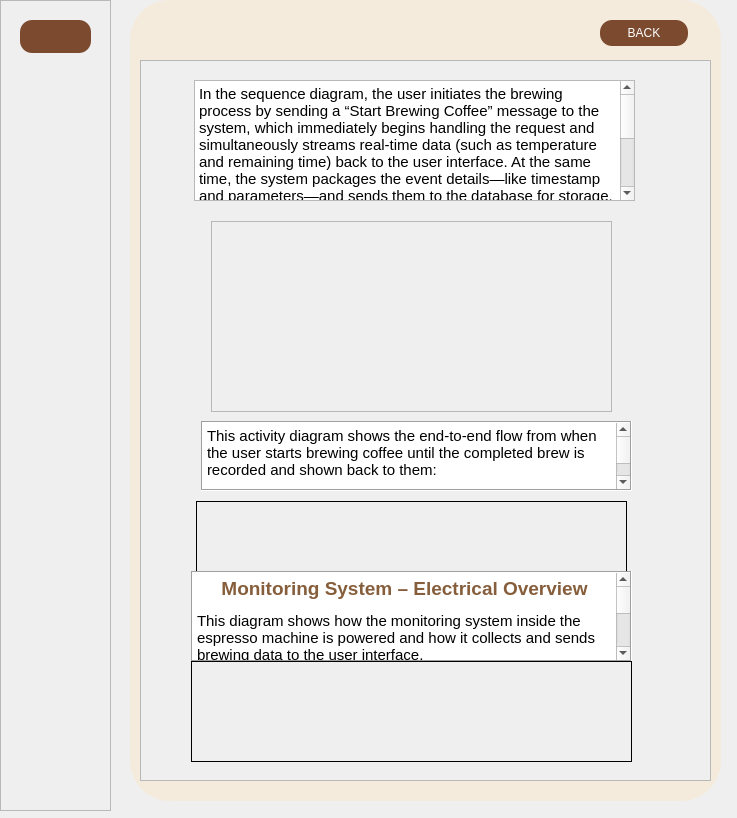
This is kaffeknekt/GUI_firstDraft/infodetaildialog.ui in martintara/kaffeknekt as Qt 5 draws it before an edit. The edited form follows.
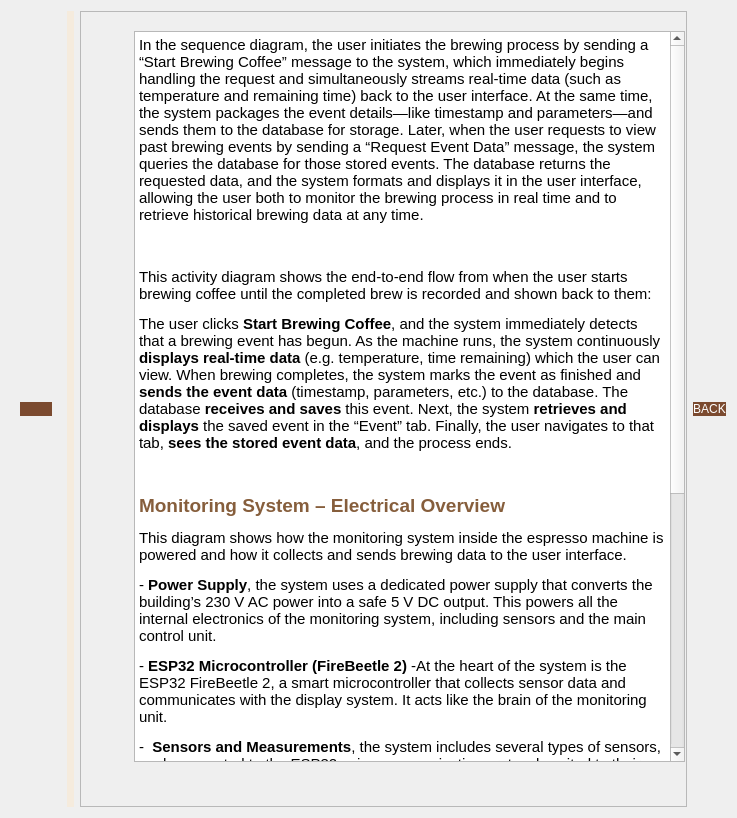
This is the edited form. Icons and pictures are not drawn.

Commit message: main graph works

Diff of the .ui file:
```diff
--- a/kaffeknekt/GUI_firstDraft/infodetaildialog.ui
+++ b/kaffeknekt/GUI_firstDraft/infodetaildialog.ui
@@ -13,34 +13,9 @@
   <property name="windowTitle">
    <string>Dialog</string>
   </property>
-  <widget class="QLabel" name="label">
-   <property name="geometry">
-    <rect>
-     <x>130</x>
-     <y>0</y>
-     <width>591</width>
-     <height>801</height>
-    </rect>
-   </property>
-   <property name="styleSheet">
-    <string notr="true">background-color: #F5EBDD;
-border-radius: 40px;
-color: #000;
-</string>
-   </property>
-   <property name="text">
-    <string/>
-   </property>
-  </widget>
+  <layout class="QHBoxLayout" name="horizontalLayout">
+   <item>
   <widget class="QFrame" name="frame">
-   <property name="geometry">
-    <rect>
-     <x>0</x>
-     <y>0</y>
-     <width>111</width>
-     <height>811</height>
-    </rect>
-   </property>
    <property name="maximumSize">
     <size>
      <width>150</width>
@@ -65,7 +40,7 @@
    &lt;/property&gt;
    &lt;property name=&quot;icon&quot;&gt;
     &lt;iconset resource=&quot;resources.qrc&quot;&gt;
-     &lt;normaloff&gt;:/icons/info.svg&lt;/normaloff&gt;:/icons/info.svg&lt;/iconset&gt;
+     &lt;normaloff&gt;:/Bilder_ikoner/info.svg&lt;/normaloff&gt;:/Bilder_ikoner/info.svg&lt;/iconset&gt;
    &lt;/property&gt;
    &lt;property name=&quot;iconSize&quot;&gt;
     &lt;size&gt;
@@ -82,20 +57,11 @@
 </string>
    </property>
    <property name="frameShape">
-    <enum>QFrame::Shape::StyledPanel</enum>
-   </property>
-   <property name="frameShadow">
-    <enum>QFrame::Shadow::Raised</enum>
-   </property>
+      <enum>QFrame::NoFrame</enum>
+     </property>
+     <layout class="QHBoxLayout" name="horizontalLayout_2">
+      <item>
    <widget class="QPushButton" name="btnHome">
-    <property name="geometry">
-     <rect>
-      <x>20</x>
-      <y>20</y>
-      <width>71</width>
-      <height>33</height>
-     </rect>
-    </property>
     <property name="styleSheet">
      <string notr="true">background-color: #7B4A2F;
 color: white;  /* valgfritt, for kontrast */
@@ -107,7 +73,7 @@
     </property>
     <property name="icon">
      <iconset resource="resources.qrc">
-      <normaloff>:/icons/home.svg</normaloff>:/icons/home.svg</iconset>
+          <normaloff>:/Bilder_ikoner/home.svg</normaloff>:/Bilder_ikoner/home.svg</iconset>
     </property>
     <property name="iconSize">
      <size>
@@ -116,35 +82,25 @@
      </size>
     </property>
    </widget>
-  </widget>
-  <widget class="QPushButton" name="btnBack">
-   <property name="geometry">
-    <rect>
-     <x>600</x>
-     <y>20</y>
-     <width>88</width>
-     <height>26</height>
-    </rect>
-   </property>
+      </item>
+     </layout>
+    </widget>
+   </item>
+   <item>
+    <widget class="QLabel" name="label">
    <property name="styleSheet">
-    <string notr="true">background-color: #7B4A2F;
-color: white;  /* valgfritt, for kontrast */
-border-radius: 12px;  /* hvis du ønsker avrundede hjørner */
+      <string notr="true">background-color: #F5EBDD;
+border-radius: 40px;
+color: #000;
 </string>
    </property>
    <property name="text">
-    <string>BACK</string>
-   </property>
-  </widget>
+      <string/>
+     </property>
+    </widget>
+   </item>
+   <item>
   <widget class="QScrollArea" name="scrollArea">
-   <property name="geometry">
-    <rect>
-     <x>140</x>
-     <y>60</y>
-     <width>571</width>
-     <height>721</height>
-    </rect>
-   </property>
    <property name="widgetResizable">
     <bool>true</bool>
    </property>
@@ -153,8 +109,8 @@
      <rect>
       <x>0</x>
       <y>0</y>
-      <width>569</width>
-      <height>719</height>
+        <width>607</width>
+        <height>798</height>
      </rect>
     </property>
     <widget class="QTextEdit" name="SD_beskrivelse">
@@ -162,8 +118,8 @@
       <rect>
        <x>53</x>
        <y>19</y>
-       <width>441</width>
-       <height>121</height>
+         <width>551</width>
+         <height>731</height>
       </rect>
      </property>
      <property name="html">
@@ -173,135 +129,48 @@
 hr { height: 1px; border-width: 0; }
 li.unchecked::marker { content: &quot;\2610&quot;; }
 li.checked::marker { content: &quot;\2612&quot;; }
-&lt;/style&gt;&lt;/head&gt;&lt;body style=&quot; font-family:'Ubuntu Sans'; font-size:11pt; font-weight:400; font-style:normal;&quot;&gt;
-&lt;p style=&quot; margin-top:0px; margin-bottom:0px; margin-left:0px; margin-right:0px; -qt-block-indent:0; text-indent:0px;&quot;&gt;In the sequence diagram, the user initiates the brewing process by sending a “Start Brewing Coffee” message to the system, which immediately begins handling the request and simultaneously streams real-time data (such as temperature and remaining time) back to the user interface. At the same time, the system packages the event details—like timestamp and parameters—and sends them to the database for storage. Later, when the user requests to view past brewing events by sending a “Request Event Data” message, the system queries the database for those stored events. The database returns the requested data, and the system formats and displays it in the user interface, allowing the user both to monitor the brewing process in real time and to retrieve historical brewing data at any time.&lt;/p&gt;&lt;/body&gt;&lt;/html&gt;</string>
-     </property>
-    </widget>
-    <widget class="QLabel" name="sekvensDiagram">
-     <property name="geometry">
-      <rect>
-       <x>70</x>
-       <y>160</y>
-       <width>401</width>
-       <height>191</height>
-      </rect>
-     </property>
-     <property name="frameShape">
-      <enum>QFrame::Shape::StyledPanel</enum>
-     </property>
-     <property name="text">
-      <string/>
-     </property>
-     <property name="pixmap">
-      <pixmap resource="resources.qrc">:/icons/Downloads/Sequence_Diagram.drawio.png</pixmap>
-     </property>
-     <property name="scaledContents">
-      <bool>true</bool>
-     </property>
-    </widget>
-    <widget class="QTextEdit" name="AD_beskrivelse">
-     <property name="geometry">
-      <rect>
-       <x>60</x>
-       <y>360</y>
-       <width>431</width>
-       <height>70</height>
-      </rect>
-     </property>
-     <property name="frameShape">
-      <enum>QFrame::Shape::Box</enum>
-     </property>
-     <property name="html">
-      <string>&lt;!DOCTYPE HTML PUBLIC &quot;-//W3C//DTD HTML 4.0//EN&quot; &quot;http://www.w3.org/TR/REC-html40/strict.dtd&quot;&gt;
-&lt;html&gt;&lt;head&gt;&lt;meta name=&quot;qrichtext&quot; content=&quot;1&quot; /&gt;&lt;meta charset=&quot;utf-8&quot; /&gt;&lt;style type=&quot;text/css&quot;&gt;
-p, li { white-space: pre-wrap; }
-hr { height: 1px; border-width: 0; }
-li.unchecked::marker { content: &quot;\2610&quot;; }
-li.checked::marker { content: &quot;\2612&quot;; }
-&lt;/style&gt;&lt;/head&gt;&lt;body style=&quot; font-family:'Ubuntu Sans'; font-size:11pt; font-weight:400; font-style:normal;&quot;&gt;
-&lt;p style=&quot; margin-top:12px; margin-bottom:12px; margin-left:0px; margin-right:0px; -qt-block-indent:0; text-indent:0px;&quot;&gt;This activity diagram shows the end-to-end flow from when the user starts brewing coffee until the completed brew is recorded and shown back to them:&lt;/p&gt;
-&lt;p style=&quot; margin-top:12px; margin-bottom:12px; margin-left:0px; margin-right:0px; -qt-block-indent:0; text-indent:0px;&quot;&gt;The user clicks &lt;span style=&quot; font-weight:700;&quot;&gt;Start Brewing Coffee&lt;/span&gt;, and the system immediately detects that a brewing event has begun. As the machine runs, the system continuously &lt;span style=&quot; font-weight:700;&quot;&gt;displays real-time data&lt;/span&gt; (e.g. temperature, time remaining) which the user can view. When brewing completes, the system marks the event as finished and &lt;span style=&quot; font-weight:700;&quot;&gt;sends the event data&lt;/span&gt; (timestamp, parameters, etc.) to the database. The database &lt;span style=&quot; font-weight:700;&quot;&gt;receives and saves&lt;/span&gt; this event. Next, the system &lt;span style=&quot; font-weight:700;&quot;&gt;retrieves and displays&lt;/span&gt; the saved event in the “Event” tab. Finally, the user navigates to that tab, &lt;span style=&quot; font-weight:700;&quot;&gt;sees the stored event data&lt;/span&gt;, and the process ends.&lt;/p&gt;&lt;/body&gt;&lt;/html&gt;</string>
-     </property>
+&lt;/style&gt;&lt;/head&gt;&lt;body style=&quot; font-family:'Sans'; font-size:10pt; font-weight:400; font-style:normal;&quot;&gt;
+&lt;p style=&quot; margin-top:0px; margin-bottom:0px; margin-left:0px; margin-right:0px; -qt-block-indent:0; text-indent:0px;&quot;&gt;&lt;span style=&quot; font-family:'Ubuntu Sans'; font-size:11pt;&quot;&gt;In the sequence diagram, the user initiates the brewing process by sending a “Start Brewing Coffee” message to the system, which immediately begins handling the request and simultaneously streams real-time data (such as temperature and remaining time) back to the user interface. At the same time, the system packages the event details—like timestamp and parameters—and sends them to the database for storage. Later, when the user requests to view past brewing events by sending a “Request Event Data” message, the system queries the database for those stored events. The database returns the requested data, and the system formats and displays it in the user interface, allowing the user both to monitor the brewing process in real time and to retrieve historical brewing data at any time.&lt;br /&gt;&lt;/span&gt;&lt;/p&gt;
+&lt;p style=&quot; margin-top:0px; margin-bottom:0px; margin-left:0px; margin-right:0px; -qt-block-indent:0; text-indent:0px;&quot;&gt;&lt;img src=&quot;:/Bilder_ikoner/Sequence_Diagram.drawio.png&quot; /&gt;&lt;/p&gt;
+&lt;p style=&quot;-qt-paragraph-type:empty; margin-top:0px; margin-bottom:0px; margin-left:0px; margin-right:0px; -qt-block-indent:0; text-indent:0px;&quot;&gt;&lt;br /&gt;&lt;/p&gt;
+&lt;p style=&quot; margin-top:0px; margin-bottom:0px; margin-left:0px; margin-right:0px; -qt-block-indent:0; text-indent:0px;&quot;&gt;&lt;span style=&quot; font-family:'Ubuntu Sans'; font-size:11pt;&quot;&gt;This activity diagram shows the end-to-end flow from when the user starts brewing coffee until the completed brew is recorded and shown back to them:&lt;/span&gt;&lt;/p&gt;
+&lt;p style=&quot; margin-top:12px; margin-bottom:12px; margin-left:0px; margin-right:0px; -qt-block-indent:0; text-indent:0px;&quot;&gt;&lt;span style=&quot; font-family:'Ubuntu Sans'; font-size:11pt;&quot;&gt;The user clicks &lt;/span&gt;&lt;span style=&quot; font-family:'Ubuntu Sans'; font-size:11pt; font-weight:700;&quot;&gt;Start Brewing Coffee&lt;/span&gt;&lt;span style=&quot; font-family:'Ubuntu Sans'; font-size:11pt;&quot;&gt;, and the system immediately detects that a brewing event has begun. As the machine runs, the system continuously &lt;/span&gt;&lt;span style=&quot; font-family:'Ubuntu Sans'; font-size:11pt; font-weight:700;&quot;&gt;displays real-time data&lt;/span&gt;&lt;span style=&quot; font-family:'Ubuntu Sans'; font-size:11pt;&quot;&gt; (e.g. temperature, time remaining) which the user can view. When brewing completes, the system marks the event as finished and &lt;/span&gt;&lt;span style=&quot; font-family:'Ubuntu Sans'; font-size:11pt; font-weight:700;&quot;&gt;sends the event data&lt;/span&gt;&lt;span style=&quot; font-family:'Ubuntu Sans'; font-size:11pt;&quot;&gt; (timestamp, parameters, etc.) to the database. The database &lt;/span&gt;&lt;span style=&quot; font-family:'Ubuntu Sans'; font-size:11pt; font-weight:700;&quot;&gt;receives and saves&lt;/span&gt;&lt;span style=&quot; font-family:'Ubuntu Sans'; font-size:11pt;&quot;&gt; this event. Next, the system &lt;/span&gt;&lt;span style=&quot; font-family:'Ubuntu Sans'; font-size:11pt; font-weight:700;&quot;&gt;retrieves and displays&lt;/span&gt;&lt;span style=&quot; font-family:'Ubuntu Sans'; font-size:11pt;&quot;&gt; the saved event in the “Event” tab. Finally, the user navigates to that tab, &lt;/span&gt;&lt;span style=&quot; font-family:'Ubuntu Sans'; font-size:11pt; font-weight:700;&quot;&gt;sees the stored event data&lt;/span&gt;&lt;span style=&quot; font-family:'Ubuntu Sans'; font-size:11pt;&quot;&gt;, and the process ends.&lt;/span&gt;&lt;/p&gt;
+&lt;p style=&quot; margin-top:0px; margin-bottom:0px; margin-left:0px; margin-right:0px; -qt-block-indent:0; text-indent:0px;&quot;&gt;&lt;img src=&quot;:/Bilder_ikoner/Activity_Diagram.drawio.png&quot; /&gt;&lt;/p&gt;
+&lt;p style=&quot;-qt-paragraph-type:empty; margin-top:0px; margin-bottom:0px; margin-left:0px; margin-right:0px; -qt-block-indent:0; text-indent:0px;&quot;&gt;&lt;br /&gt;&lt;/p&gt;
+&lt;p style=&quot; margin-top:0px; margin-bottom:0px; margin-left:0px; margin-right:0px; -qt-block-indent:0; text-indent:0px;&quot;&gt;&lt;span style=&quot; font-family:'Ubuntu Sans'; font-size:14pt; font-weight:700; color:#865e3c;&quot;&gt;Monitoring System – Electrical Overview&lt;/span&gt;&lt;/p&gt;
+&lt;p style=&quot; margin-top:12px; margin-bottom:12px; margin-left:0px; margin-right:0px; -qt-block-indent:0; text-indent:0px;&quot;&gt;&lt;span style=&quot; font-family:'Ubuntu Sans'; font-size:11pt;&quot;&gt;This diagram shows how the monitoring system inside the espresso machine is powered and how it collects and sends brewing data to the user interface.&lt;/span&gt;&lt;/p&gt;
+&lt;p style=&quot; margin-top:12px; margin-bottom:12px; margin-left:0px; margin-right:0px; -qt-block-indent:0; text-indent:0px;&quot;&gt;&lt;span style=&quot; font-family:'Ubuntu Sans'; font-size:11pt;&quot;&gt;- &lt;/span&gt;&lt;span style=&quot; font-family:'Ubuntu Sans'; font-size:11pt; font-weight:700;&quot;&gt;Power Supply&lt;/span&gt;&lt;span style=&quot; font-family:'Ubuntu Sans'; font-size:11pt;&quot;&gt;, the system uses a dedicated power supply that converts the building’s 230 V AC power into a safe 5 V DC output. This powers all the internal electronics of the monitoring system, including sensors and the main control unit.&lt;/span&gt;&lt;/p&gt;
+&lt;p style=&quot; margin-top:12px; margin-bottom:12px; margin-left:0px; margin-right:0px; -qt-block-indent:0; text-indent:0px;&quot;&gt;&lt;span style=&quot; font-family:'Ubuntu Sans'; font-size:11pt;&quot;&gt;- &lt;/span&gt;&lt;span style=&quot; font-family:'Ubuntu Sans'; font-size:11pt; font-weight:700;&quot;&gt;ESP32 Microcontroller (FireBeetle 2)&lt;/span&gt;&lt;span style=&quot; font-family:'Ubuntu Sans'; font-size:11pt;&quot;&gt; -At the heart of the system is the ESP32 FireBeetle 2, a smart microcontroller that collects sensor data and communicates with the display system. It acts like the brain of the monitoring unit.&lt;/span&gt;&lt;/p&gt;
+&lt;p style=&quot; margin-top:12px; margin-bottom:12px; margin-left:0px; margin-right:0px; -qt-block-indent:0; text-indent:0px;&quot;&gt;&lt;span style=&quot; font-family:'Ubuntu Sans'; font-size:11pt;&quot;&gt;-  &lt;/span&gt;&lt;span style=&quot; font-family:'Ubuntu Sans'; font-size:11pt; font-weight:700;&quot;&gt;Sensors and Measurements&lt;/span&gt;&lt;span style=&quot; font-family:'Ubuntu Sans'; font-size:11pt;&quot;&gt;, the system includes several types of sensors, each connected to the ESP32 using communication protocols suited to their needs:&lt;/span&gt;&lt;/p&gt;
+&lt;p style=&quot; margin-top:12px; margin-bottom:12px; margin-left:0px; margin-right:0px; -qt-block-indent:0; text-indent:0px;&quot;&gt;&lt;span style=&quot; font-family:'Ubuntu Sans'; font-size:11pt; text-decoration: underline;&quot;&gt;Pressure Sensor (I²C)&lt;/span&gt;&lt;span style=&quot; font-family:'Ubuntu Sans'; font-size:11pt;&quot;&gt;: Measures water pressure during brewing to help assess extraction quality.&lt;/span&gt;&lt;/p&gt;
+&lt;p style=&quot; margin-top:12px; margin-bottom:12px; margin-left:0px; margin-right:0px; -qt-block-indent:0; text-indent:0px;&quot;&gt;&lt;span style=&quot; font-family:'Ubuntu Sans'; font-size:11pt; text-decoration: underline;&quot;&gt;Temperature Sensor (PT100)&lt;/span&gt;&lt;span style=&quot; font-family:'Ubuntu Sans'; font-size:11pt;&quot;&gt;: A highly accurate sensor that monitors water temperature. It is connected via a signal conditioning module that converts the analog signal into digital data for the ESP32 to read.&lt;/span&gt;&lt;/p&gt;
+&lt;p style=&quot; margin-top:12px; margin-bottom:12px; margin-left:0px; margin-right:0px; -qt-block-indent:0; text-indent:0px;&quot;&gt;&lt;span style=&quot; font-family:'Ubuntu Sans'; font-size:11pt;&quot;&gt;&amp;gt; Analog Current Sensor – Brew Detection: This sensor detects whether the espresso machine is actively brewing coffee by monitoring electrical current flow.&lt;/span&gt;&lt;/p&gt;
+&lt;p style=&quot; margin-top:12px; margin-bottom:12px; margin-left:0px; margin-right:0px; -qt-block-indent:0; text-indent:0px;&quot;&gt;&lt;span style=&quot; font-family:'Ubuntu Sans'; font-size:11pt;&quot;&gt;&amp;gt; Analog Current Sensor – Power Consumption: This sensor measures the total power usage of the espresso machine, helping track energy efficiency and operational state.&lt;/span&gt;&lt;/p&gt;
+&lt;p style=&quot; margin-top:12px; margin-bottom:12px; margin-left:0px; margin-right:0px; -qt-block-indent:0; text-indent:0px;&quot;&gt;&lt;span style=&quot; font-family:'Ubuntu Sans'; font-size:11pt;&quot;&gt;- &lt;/span&gt;&lt;span style=&quot; font-family:'Ubuntu Sans'; font-size:11pt; font-weight:700;&quot;&gt;Real-Time Clock Module&lt;/span&gt;&lt;span style=&quot; font-family:'Ubuntu Sans'; font-size:11pt;&quot;&gt;: Keeps accurate time even when the system is powered off, ensuring that all sensor data is time-stamped correctly.&lt;/span&gt;&lt;/p&gt;
+&lt;p style=&quot; margin-top:12px; margin-bottom:12px; margin-left:0px; margin-right:0px; -qt-block-indent:0; text-indent:0px;&quot;&gt;&lt;span style=&quot; font-family:'Ubuntu Sans'; font-size:11pt;&quot;&gt;- &lt;/span&gt;&lt;span style=&quot; font-family:'Ubuntu Sans'; font-size:11pt; font-weight:700;&quot;&gt;Data Output to Display&lt;/span&gt;&lt;span style=&quot; font-family:'Ubuntu Sans'; font-size:11pt;&quot;&gt;. All collected data is sent via serial communication to the Raspberry Pi 5, which handles the graphical display you see. This interface shows real-time values for pressure, temperature, and power usage in a clear and interactive format.&lt;br /&gt;&lt;/span&gt;&lt;img src=&quot;:/Bilder_ikoner/Electrical_Diagram.drawio.png&quot; /&gt;&lt;/p&gt;&lt;/body&gt;&lt;/html&gt;</string>
+       </property>
+      </widget>
+     </widget>
     </widget>
-    <widget class="QLabel" name="label_2">
-     <property name="geometry">
-      <rect>
-       <x>55</x>
-       <y>440</y>
-       <width>431</width>
-       <height>111</height>
-      </rect>
+   </item>
+   <item>
+    <widget class="QPushButton" name="btnBack">
+     <property name="styleSheet">
+      <string notr="true">background-color: #7B4A2F;
+color: white;  /* valgfritt, for kontrast */
+border-radius: 12px;  /* hvis du ønsker avrundede hjørner */
+</string>
      </property>
-     <property name="frameShape">
-      <enum>QFrame::Shape::Box</enum>
-     </property>
      <property name="text">
-      <string/>
+      <string>BACK</string>
      </property>
-     <property name="pixmap">
-      <pixmap resource="resources.qrc">:/icons/Downloads/Overall_Software_Interface.drawio.png</pixmap>
-     </property>
-     <property name="scaledContents">
-      <bool>true</bool>
-     </property>
     </widget>
-    <widget class="QTextEdit" name="textEdit">
-     <property name="geometry">
-      <rect>
-       <x>50</x>
-       <y>510</y>
-       <width>441</width>
-       <height>91</height>
-      </rect>
-     </property>
-     <property name="frameShape">
-      <enum>QFrame::Shape::Box</enum>
-     </property>
-     <property name="html">
-      <string>&lt;!DOCTYPE HTML PUBLIC &quot;-//W3C//DTD HTML 4.0//EN&quot; &quot;http://www.w3.org/TR/REC-html40/strict.dtd&quot;&gt;
-&lt;html&gt;&lt;head&gt;&lt;meta name=&quot;qrichtext&quot; content=&quot;1&quot; /&gt;&lt;meta charset=&quot;utf-8&quot; /&gt;&lt;style type=&quot;text/css&quot;&gt;
-p, li { white-space: pre-wrap; }
-hr { height: 1px; border-width: 0; }
-li.unchecked::marker { content: &quot;\2610&quot;; }
-li.checked::marker { content: &quot;\2612&quot;; }
-&lt;/style&gt;&lt;/head&gt;&lt;body style=&quot; font-family:'Ubuntu Sans'; font-size:11pt; font-weight:400; font-style:normal;&quot;&gt;
-&lt;p align=&quot;center&quot; style=&quot; margin-top:12px; margin-bottom:12px; margin-left:0px; margin-right:0px; -qt-block-indent:0; text-indent:0px;&quot;&gt;&lt;span style=&quot; font-size:14pt; font-weight:700; color:#865e3c;&quot;&gt;Monitoring System – Electrical Overview&lt;/span&gt;&lt;/p&gt;
-&lt;p style=&quot; margin-top:12px; margin-bottom:12px; margin-left:0px; margin-right:0px; -qt-block-indent:0; text-indent:0px;&quot;&gt;This diagram shows how the monitoring system inside the espresso machine is powered and how it collects and sends brewing data to the user interface.&lt;/p&gt;
-&lt;p style=&quot; margin-top:12px; margin-bottom:12px; margin-left:0px; margin-right:0px; -qt-block-indent:0; text-indent:0px;&quot;&gt;- &lt;span style=&quot; font-weight:700;&quot;&gt;Power Supply&lt;/span&gt;, the system uses a dedicated power supply that converts the building’s 230 V AC power into a safe 5 V DC output. This powers all the internal electronics of the monitoring system, including sensors and the main control unit.&lt;/p&gt;
-&lt;p style=&quot; margin-top:12px; margin-bottom:12px; margin-left:0px; margin-right:0px; -qt-block-indent:0; text-indent:0px;&quot;&gt;- &lt;span style=&quot; font-weight:700;&quot;&gt;ESP32 Microcontroller (FireBeetle 2)&lt;/span&gt; -At the heart of the system is the ESP32 FireBeetle 2, a smart microcontroller that collects sensor data and communicates with the display system. It acts like the brain of the monitoring unit.&lt;/p&gt;
-&lt;p style=&quot; margin-top:12px; margin-bottom:12px; margin-left:0px; margin-right:0px; -qt-block-indent:0; text-indent:0px;&quot;&gt;-  &lt;span style=&quot; font-weight:700;&quot;&gt;Sensors and Measurements&lt;/span&gt;, the system includes several types of sensors, each connected to the ESP32 using communication protocols suited to their needs:&lt;/p&gt;
-&lt;p style=&quot; margin-top:12px; margin-bottom:12px; margin-left:0px; margin-right:0px; -qt-block-indent:0; text-indent:0px;&quot;&gt;&lt;span style=&quot; text-decoration: underline;&quot;&gt;Pressure Sensor (I²C)&lt;/span&gt;: Measures water pressure during brewing to help assess extraction quality.&lt;/p&gt;
-&lt;p style=&quot; margin-top:12px; margin-bottom:12px; margin-left:0px; margin-right:0px; -qt-block-indent:0; text-indent:0px;&quot;&gt;&lt;span style=&quot; text-decoration: underline;&quot;&gt;Temperature Sensor (PT100)&lt;/span&gt;: A highly accurate sensor that monitors water temperature. It is connected via a signal conditioning module that converts the analog signal into digital data for the ESP32 to read.&lt;/p&gt;
-&lt;p style=&quot; margin-top:12px; margin-bottom:12px; margin-left:0px; margin-right:0px; -qt-block-indent:0; text-indent:0px;&quot;&gt;&amp;gt; Analog Current Sensor – Brew Detection: This sensor detects whether the espresso machine is actively brewing coffee by monitoring electrical current flow.&lt;/p&gt;
-&lt;p style=&quot; margin-top:12px; margin-bottom:12px; margin-left:0px; margin-right:0px; -qt-block-indent:0; text-indent:0px;&quot;&gt;&amp;gt; Analog Current Sensor – Power Consumption: This sensor measures the total power usage of the espresso machine, helping track energy efficiency and operational state.&lt;/p&gt;
-&lt;p style=&quot; margin-top:12px; margin-bottom:12px; margin-left:0px; margin-right:0px; -qt-block-indent:0; text-indent:0px;&quot;&gt;- &lt;span style=&quot; font-weight:700;&quot;&gt;Real-Time Clock Module&lt;/span&gt;: Keeps accurate time even when the system is powered off, ensuring that all sensor data is time-stamped correctly.&lt;/p&gt;
-&lt;p style=&quot; margin-top:12px; margin-bottom:12px; margin-left:0px; margin-right:0px; -qt-block-indent:0; text-indent:0px;&quot;&gt;- &lt;span style=&quot; font-weight:700;&quot;&gt;Data Output to Display&lt;/span&gt;. All collected data is sent via serial communication to the Raspberry Pi 5, which handles the graphical display you see. This interface shows real-time values for pressure, temperature, and power usage in a clear and interactive format.&lt;/p&gt;&lt;/body&gt;&lt;/html&gt;</string>
-     </property>
-    </widget>
-    <widget class="QLabel" name="label_3">
-     <property name="geometry">
-      <rect>
-       <x>50</x>
-       <y>600</y>
-       <width>441</width>
-       <height>101</height>
-      </rect>
-     </property>
-     <property name="frameShape">
-      <enum>QFrame::Shape::Box</enum>
-     </property>
-     <property name="text">
-      <string/>
-     </property>
-     <property name="pixmap">
-      <pixmap resource="resources.qrc">:/icons/Downloads/Electrical_Diagram.drawio.png</pixmap>
-     </property>
-     <property name="scaledContents">
-      <bool>true</bool>
-     </property>
-    </widget>
-   </widget>
-  </widget>
+   </item>
+  </layout>
+  <zorder>frame</zorder>
+  <zorder>btnBack</zorder>
+  <zorder>label</zorder>
+  <zorder>scrollArea</zorder>
  </widget>
  <resources>
   <include location="resources.qrc"/>
```
Lines whose indentation alone changed are shown as unchanged. The commit also changes 34 other files.
